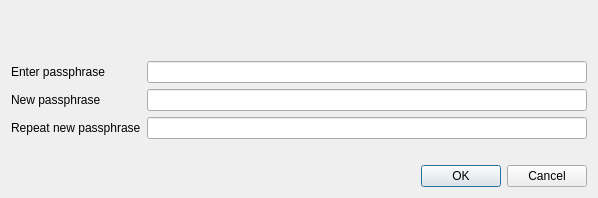
Old version of the form src/qt/forms/askpassphrasedialog.ui in the repository nazigold/nazigold.
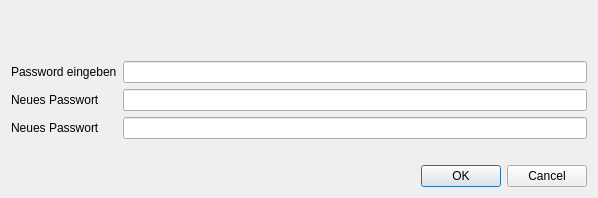
New version of the form.

What changed in the file:
```diff
--- a/src/qt/forms/askpassphrasedialog.ui
+++ b/src/qt/forms/askpassphrasedialog.ui
@@ -44,7 +44,7 @@
      <item row="0" column="0">
       <widget class="QLabel" name="passLabel1">
        <property name="text">
-        <string>Enter passphrase</string>
+        <string>Password eingeben</string>
        </property>
       </widget>
      </item>
@@ -58,7 +58,7 @@
      <item row="1" column="0">
       <widget class="QLabel" name="passLabel2">
        <property name="text">
-        <string>New passphrase</string>
+        <string>Neues Passwort</string>
        </property>
       </widget>
      </item>
@@ -72,7 +72,7 @@
      <item row="2" column="0">
       <widget class="QLabel" name="passLabel3">
        <property name="text">
-        <string>Repeat new passphrase</string>
+        <string>Neues Passwort</string>
        </property>
       </widget>
      </item>
```
